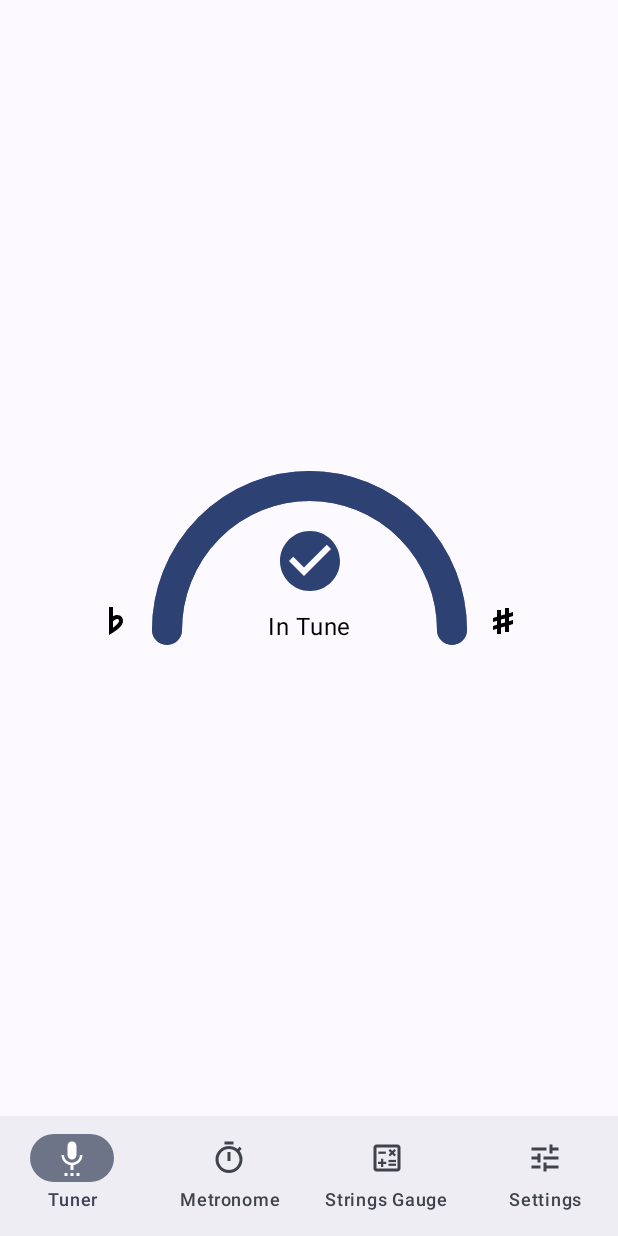
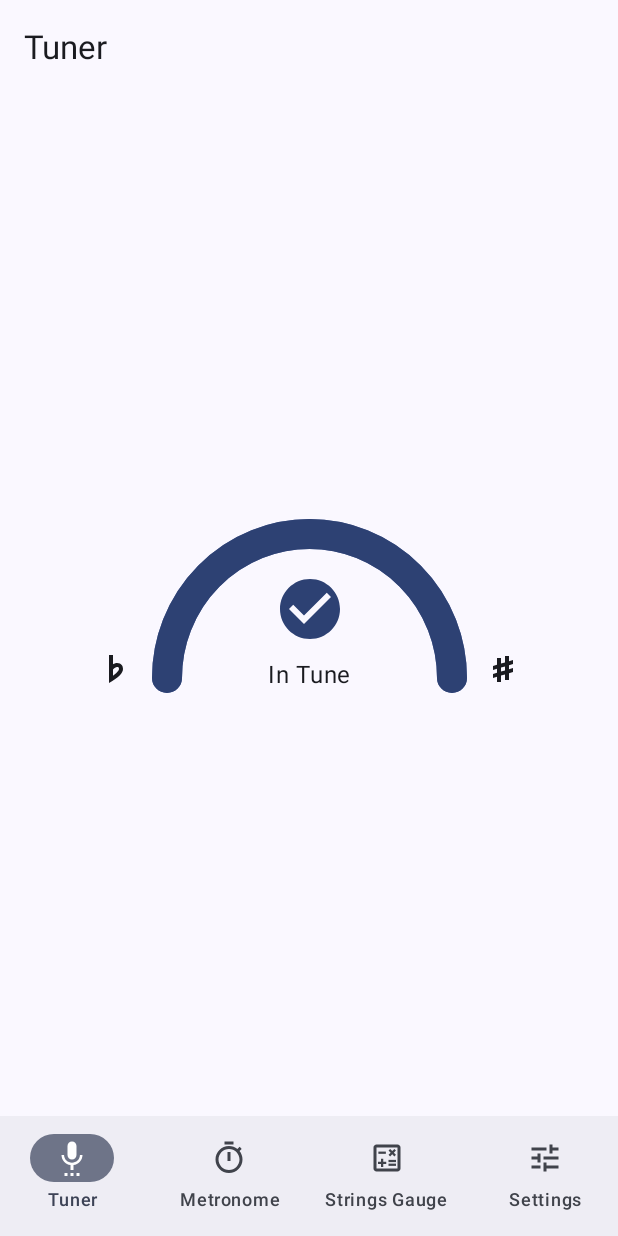
Before and after one commit to GitaristErik/GuitarTuner, an Android app built with Jetpack Compose: the @Preview function TunerPreview, on a phone screen of 412 x 824 dp. Run offline under Robolectric (Android 15) with nearby library versions, the phone set to English and light mode, and no system bars; our stand-ins replace window size class; libraries missing offline, so code that uses them is left out: com.google.accompanist.adaptive, com.rohankhayech.android.

Commit message:
Add top app bar, fix bug with colorScheme in main layout, add scaffold layout

```diff
--- a/app/src/main/java/com/example/guitartuner/ui/BaseApp.kt
+++ b/app/src/main/java/com/example/guitartuner/ui/BaseApp.kt
@@ -6,7 +6,9 @@ import androidx.compose.foundation.layout.Box
 import androidx.compose.foundation.layout.Column
 import androidx.compose.foundation.layout.Row
 import androidx.compose.foundation.layout.fillMaxSize
+import androidx.compose.foundation.layout.padding
 import androidx.compose.material3.DrawerValue
+import androidx.compose.material3.ExperimentalMaterial3Api
 import androidx.compose.material3.MaterialTheme
 import androidx.compose.material3.ModalNavigationDrawer
 import androidx.compose.material3.PermanentNavigationDrawer
@@ -34,6 +36,7 @@ import com.example.guitartuner.ui.navigation.AppBottomNavigationBar
 import com.example.guitartuner.ui.navigation.AppNavigationActions
 import com.example.guitartuner.ui.navigation.AppNavigationRail
 import com.example.guitartuner.ui.navigation.AppRoute
+import com.example.guitartuner.ui.navigation.AppTopAppBar
 import com.example.guitartuner.ui.navigation.AppTopLevelDestination
 import com.example.guitartuner.ui.navigation.ModalNavigationDrawerContent
 import com.example.guitartuner.ui.navigation.PermanentNavigationDrawerContent
@@ -95,7 +98,7 @@ fun BaseApp(
             navigationType = if (foldingDevicePosture is DevicePosture.BookPosture) {
                 NavigationType.NAVIGATION_RAIL
             } else {
-                if(windowSize.heightSizeClass == WindowHeightSizeClass.Compact) {
+                if (windowSize.heightSizeClass == WindowHeightSizeClass.Compact) {
                     NavigationType.NAVIGATION_RAIL
                 } else {
                     NavigationType.PERMANENT_NAVIGATION_DRAWER
@@ -197,6 +200,7 @@ private fun AppNavigationWrapper(
     }
 }
 
+@OptIn(ExperimentalMaterial3Api::class)
 @Composable
 fun AppContent(
     modifier: Modifier = Modifier,
@@ -222,11 +226,11 @@ fun AppContent(
                 .fillMaxSize()
                 .background(MaterialTheme.colorScheme.inverseOnSurface)
         ) {
-            AppNavHost(
-                navController = navController,
-                appNavigationInfo = appNavigationInfo,
-                modifier = Modifier.weight(1f),
-            )
+            Scaffold(
+                topBar = {
+                    AppTopAppBar(selectedDestination)
+                },
+                bottomBar = {
                     AnimatedVisibility(
                         visible = appNavigationInfo.navigationType == NavigationType.BOTTOM_NAVIGATION
                     ) {
@@ -235,6 +239,17 @@ fun AppContent(
                             navigateToTopLevelDestination = navigateToTopLevelDestination
                         )
                     }
+                }
+            ) { innerPaddingModifier ->
+                AppNavHost(
+                    navController = navController,
+                    appNavigationInfo = appNavigationInfo,
+                    modifier = Modifier
+                        .weight(1f)
+                        .padding(innerPaddingModifier),
+                )
+            }
+
         }
     }
 }
@@ -256,7 +271,10 @@ private fun AppNavHost(
             )*/
 //            EmptyComingSoon()
             Box(modifier = Modifier.fillMaxSize(), Alignment.Center) {
-                TuningDisplay(noteOffset = remember { mutableDoubleStateOf(0.09) }, TuningDisplayType.SEMITONES) {}
+                TuningDisplay(
+                    noteOffset = remember { mutableDoubleStateOf(0.09) },
+                    TuningDisplayType.SEMITONES
+                ) {}
             }
         }
         composable(AppRoute.METRONOME) {
--- a/app/src/main/java/com/example/guitartuner/ui/navigation/AppNavigationComponents.kt
+++ b/app/src/main/java/com/example/guitartuner/ui/navigation/AppNavigationComponents.kt
@@ -1,5 +1,6 @@
 package com.example.guitartuner.ui.navigation
 
+import androidx.compose.animation.AnimatedContent
 import androidx.compose.foundation.background
 import androidx.compose.foundation.layout.Arrangement
 import androidx.compose.foundation.layout.Column
@@ -17,6 +18,7 @@ import androidx.compose.foundation.verticalScroll
 import androidx.compose.material.icons.Icons
 import androidx.compose.material.icons.filled.Menu
 import androidx.compose.material.icons.filled.MenuOpen
+import androidx.compose.material3.ExperimentalMaterial3Api
 import androidx.compose.material3.Icon
 import androidx.compose.material3.IconButton
 import androidx.compose.material3.MaterialTheme
@@ -30,6 +32,7 @@ import androidx.compose.material3.NavigationRail
 import androidx.compose.material3.NavigationRailItem
 import androidx.compose.material3.PermanentDrawerSheet
 import androidx.compose.material3.Text
+import androidx.compose.material3.TopAppBar
 import androidx.compose.runtime.Composable
 import androidx.compose.ui.Alignment
 import androidx.compose.ui.Modifier
@@ -125,6 +128,32 @@ fun AppBottomNavigationBar(
             )
         }
     }
+}
+
+@OptIn(ExperimentalMaterial3Api::class)
+@Composable
+fun AppTopAppBar(
+    selectedDestination: String,
+) {
+    TopAppBar(
+        modifier = Modifier.fillMaxWidth(),
+        title = {
+            AnimatedContent(
+                targetState = selectedDestination,
+                label = "Top App Bar"
+            ) { destination ->
+                Text(
+                    text = stringResource(
+                        id = with(TOP_LEVEL_DESTINATIONS) {
+                            firstOrNull { it.route == destination } ?: first()
+                        }.iconTextId
+                    )
+                )
+            }
+        },
+        navigationIcon = {},
+        actions = {},
+    )
 }
 
 @Composable
```
Lines whose indentation alone changed are shown as unchanged.
